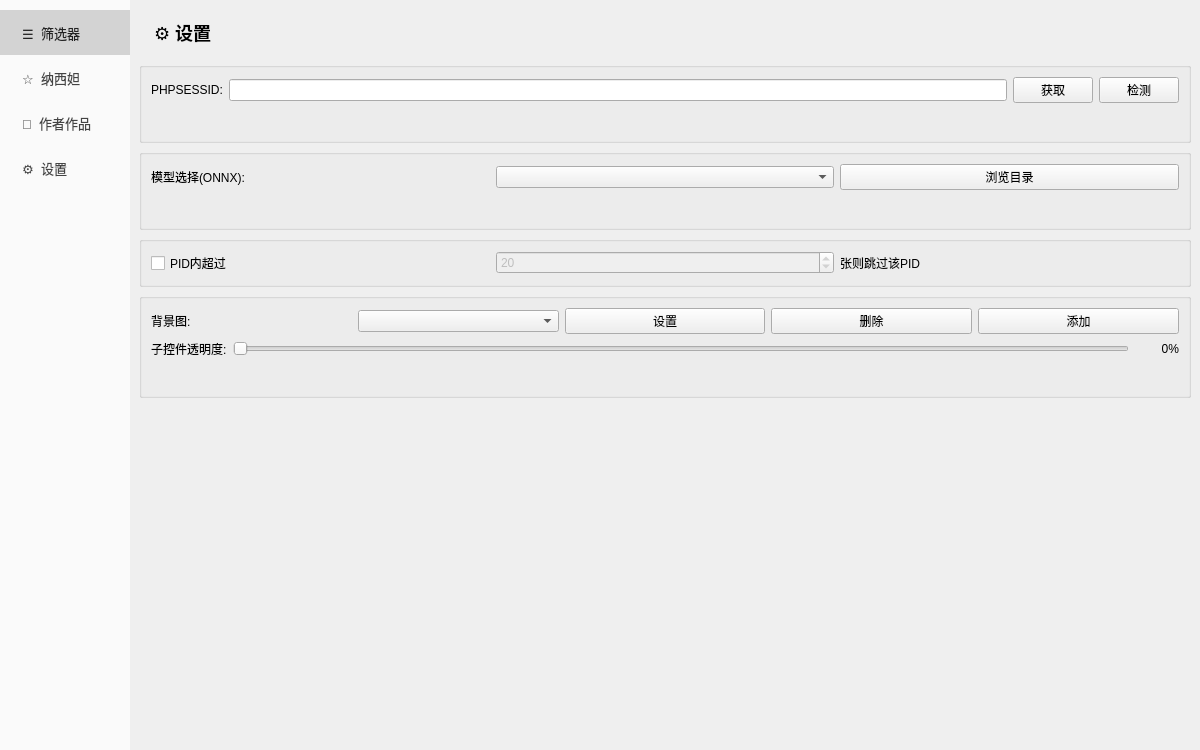
Qt form main_window.ui (cshuihui/pixivimagedownload) before a commit.
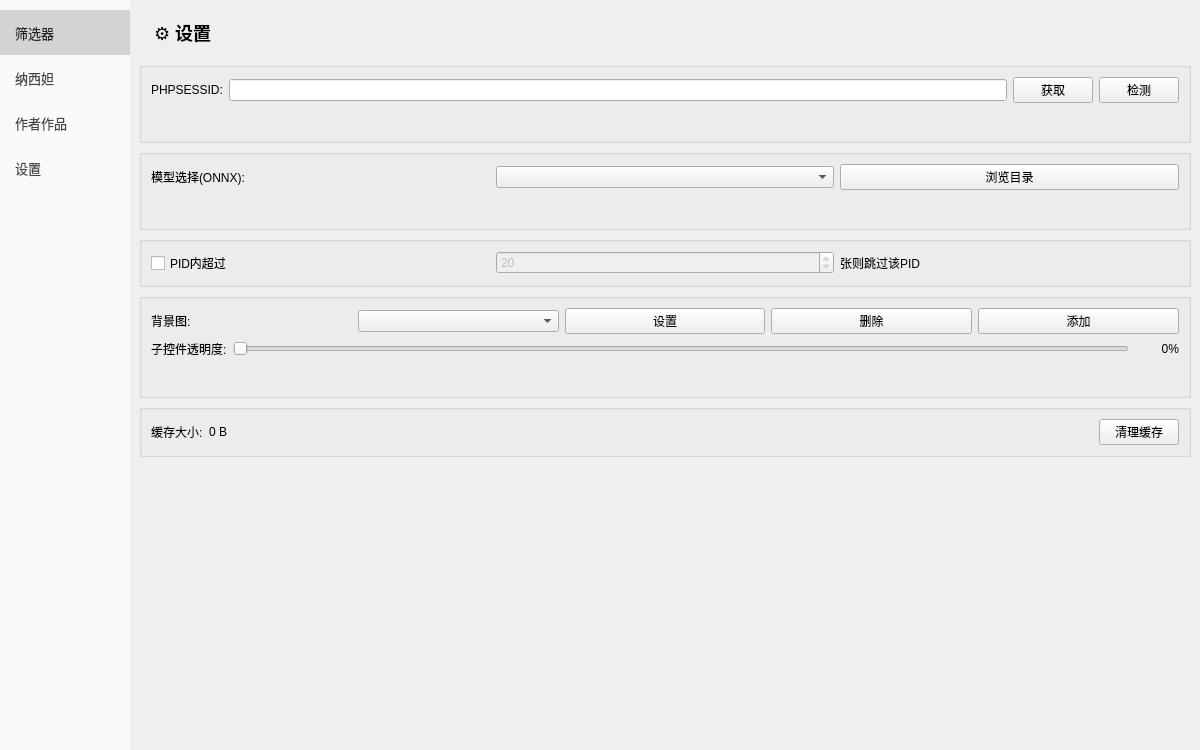
The same form after that commit. The open tabs and pages were chosen to show the change.

Patch:
```diff
--- a/main_window.ui
+++ b/main_window.ui
@@ -83,7 +83,7 @@
 QPushButton:hover { background: rgba(0, 0, 0, 60); }</string>
          </property>
          <property name="text">
-          <string>  ☰  筛选器</string>
+          <string>筛选器</string>
          </property>
         </widget>
        </item>
@@ -107,7 +107,7 @@
 QPushButton:hover { background: rgba(0, 0, 0, 30); }</string>
          </property>
          <property name="text">
-          <string>  ☆  纳西妲</string>
+          <string>纳西妲</string>
          </property>
         </widget>
        </item>
@@ -131,7 +131,7 @@
 QPushButton:hover { background: rgba(0, 0, 0, 30); }</string>
          </property>
          <property name="text">
-          <string>  👤  作者作品</string>
+          <string>作者作品</string>
          </property>
         </widget>
        </item>
@@ -155,7 +155,7 @@
 QPushButton:hover { background: rgba(0, 0, 0, 30); }</string>
          </property>
          <property name="text">
-          <string>  ⚙  设置</string>
+          <string>设置</string>
          </property>
         </widget>
        </item>
@@ -1270,6 +1270,49 @@
           </layout>
          </widget>
         </item>
+        <item>
+         <widget class="QGroupBox" name="cache_group">
+          <property name="title">
+           <string/>
+          </property>
+          <layout class="QHBoxLayout" name="cache_layout">
+           <item>
+            <widget class="QLabel" name="label_cache">
+             <property name="text">
+              <string>缓存大小:</string>
+             </property>
+            </widget>
+           </item>
+           <item>
+            <widget class="QLabel" name="cache_size_label">
+             <property name="text">
+              <string>0 B</string>
+             </property>
+            </widget>
+           </item>
+           <item>
+            <spacer name="cache_spacer">
+             <property name="orientation">
+              <enum>Qt::Horizontal</enum>
+             </property>
+             <property name="sizeHint" stdset="0">
+              <size>
+               <width>40</width>
+               <height>20</height>
+              </size>
+             </property>
+            </spacer>
+           </item>
+           <item>
+            <widget class="QPushButton" name="clear_cache_btn">
+             <property name="text">
+              <string>清理缓存</string>
+             </property>
+            </widget>
+           </item>
+          </layout>
+         </widget>
+        </item>
         <item>
          <spacer name="tab4_spacer">
           <property name="orientation">
```
